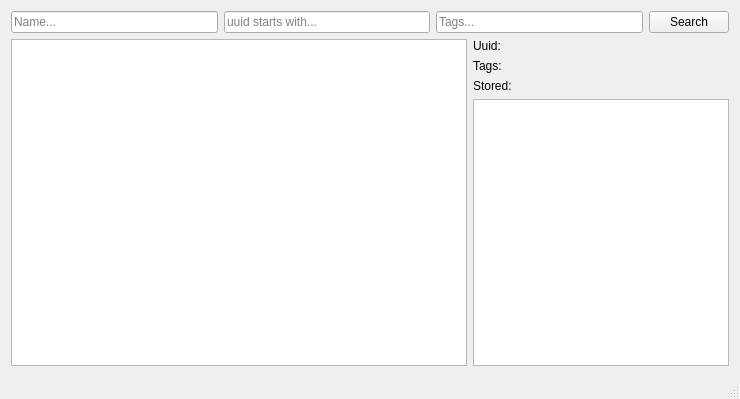
First picture: the form in Director/mainwindow.ui, repository Iolana/common, before the edit.
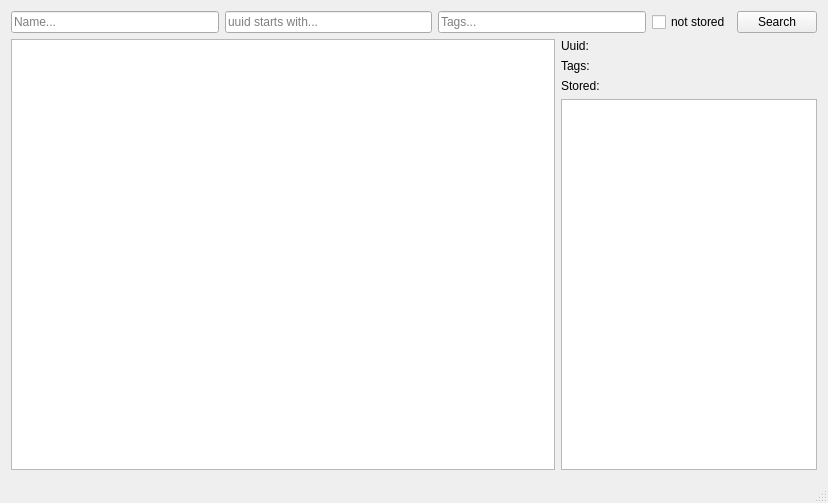
Second picture: the form after the edit.

Commit message: Can select only not stored items

The edit to the form file:
```diff
--- a/Director/mainwindow.ui
+++ b/Director/mainwindow.ui
@@ -6,8 +6,8 @@
    <rect>
     <x>0</x>
     <y>0</y>
-    <width>740</width>
-    <height>399</height>
+    <width>828</width>
+    <height>503</height>
    </rect>
   </property>
   <property name="windowTitle">
@@ -41,6 +41,13 @@
         </property>
        </widget>
       </item>
+      <item>
+       <widget class="QCheckBox" name="notStoredCheckbox">
+        <property name="text">
+         <string>not stored</string>
+        </property>
+       </widget>
+      </item>
       <item>
        <widget class="QPushButton" name="searchBtn">
         <property name="text">
```
Left out of the diff: 4 changed lines with no effect on the pictures. The commit also changes 3 other files.
